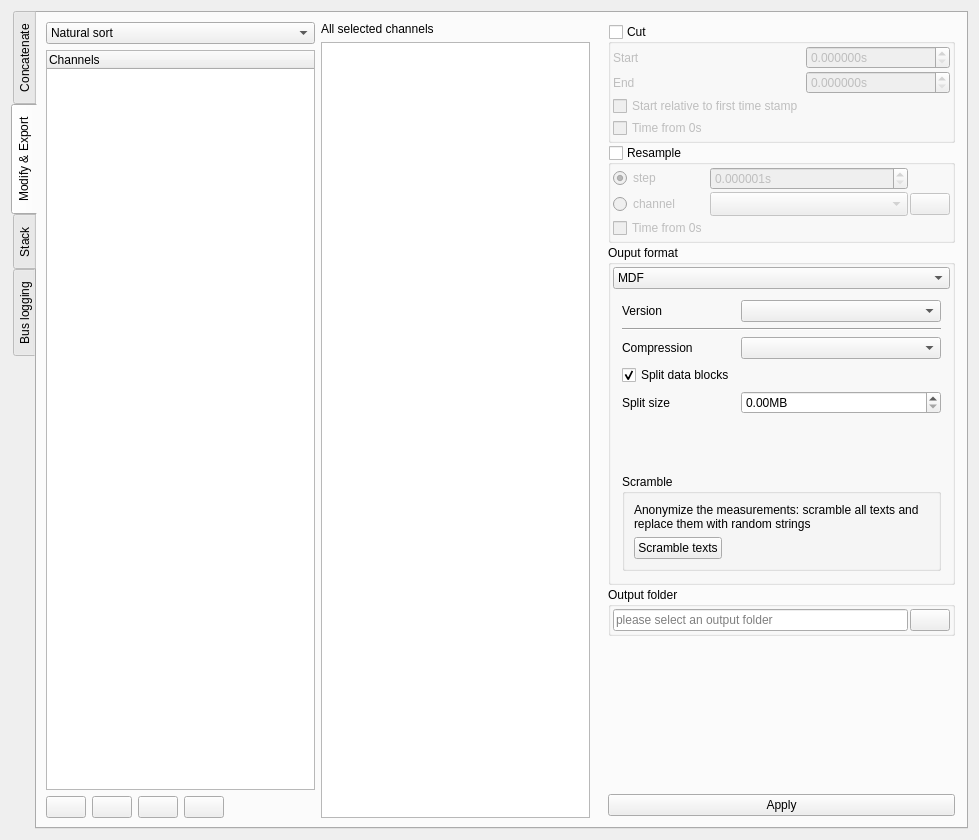
Old version of the form asammdf/gui/ui/batch_widget.ui in the repository danielhrisca/asammdf.
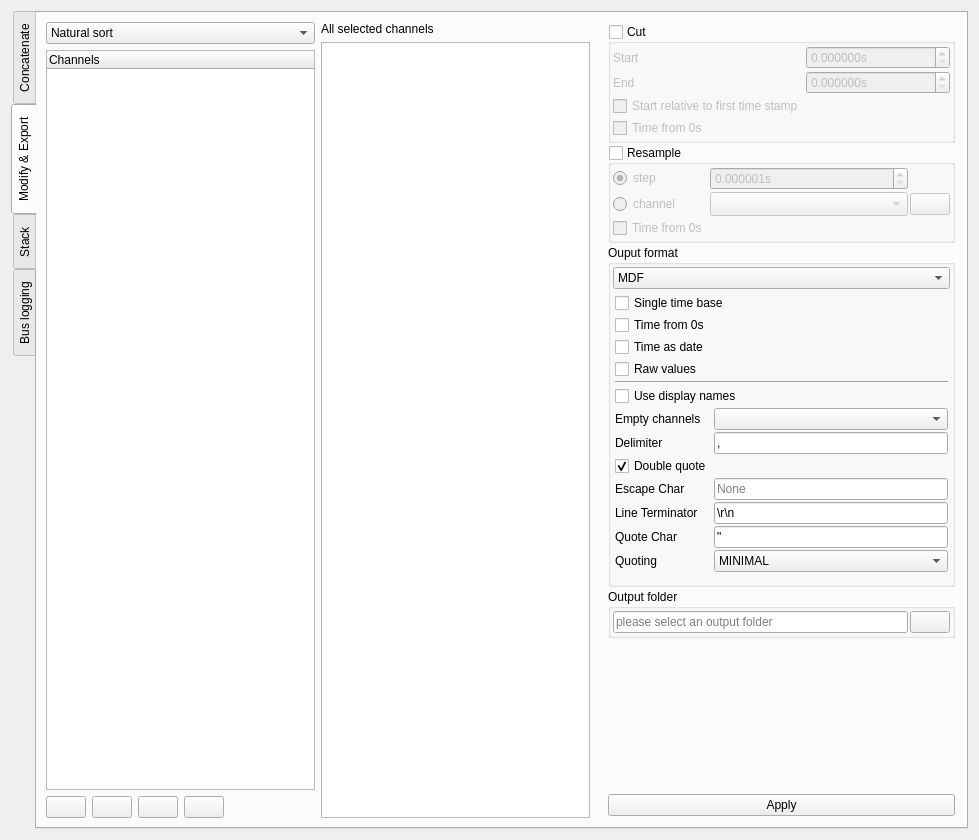
New version of the form. The open tabs and pages were chosen to show the change. Icons and pictures are not drawn. Custom widgets are drawn as their Qt base class.

What changed in the file:
```diff
--- a/asammdf/gui/ui/batch_widget.ui
+++ b/asammdf/gui/ui/batch_widget.ui
@@ -871,6 +871,192 @@
                  </item>
                 </layout>
                </widget>
+               <widget class="QWidget" name="CSV">
+                <layout class="QGridLayout" name="gridLayout_2">
+                 <property name="leftMargin">
+                  <number>2</number>
+                 </property>
+                 <property name="topMargin">
+                  <number>2</number>
+                 </property>
+                 <property name="rightMargin">
+                  <number>2</number>
+                 </property>
+                 <property name="bottomMargin">
+                  <number>2</number>
+                 </property>
+                 <property name="spacing">
+                  <number>2</number>
+                 </property>
+                 <item row="0" column="0" colspan="2">
+                  <widget class="QCheckBox" name="single_time_base_csv">
+                   <property name="text">
+                    <string>Single time base</string>
+                   </property>
+                  </widget>
+                 </item>
+                 <item row="1" column="0" colspan="2">
+                  <widget class="QCheckBox" name="time_from_zero_csv">
+                   <property name="text">
+                    <string>Time from 0s</string>
+                   </property>
+                  </widget>
+                 </item>
+                 <item row="2" column="0" colspan="2">
+                  <widget class="QCheckBox" name="time_as_date_csv">
+                   <property name="text">
+                    <string>Time as date</string>
+                   </property>
+                  </widget>
+                 </item>
+                 <item row="3" column="0" colspan="2">
+                  <widget class="QCheckBox" name="raw_csv">
+                   <property name="text">
+                    <string>Raw values</string>
+                   </property>
+                  </widget>
+                 </item>
+                 <item row="4" column="0" colspan="2">
+                  <widget class="Line" name="line_34">
+                   <property name="orientation">
+                    <enum>Qt::Horizontal</enum>
+                   </property>
+                  </widget>
+                 </item>
+                 <item row="5" column="0" colspan="2">
+                  <widget class="QCheckBox" name="use_display_names_csv">
+                   <property name="text">
+                    <string>Use display names</string>
+                   </property>
+                  </widget>
+                 </item>
+                 <item row="6" column="0">
+                  <widget class="QLabel" name="label_67">
+                   <property name="text">
+                    <string>Empty channels</string>
+                   </property>
+                  </widget>
+                 </item>
+                 <item row="6" column="1">
+                  <widget class="QComboBox" name="empty_channels_csv"/>
+                 </item>
+                 <item row="7" column="0">
+                  <widget class="QLabel" name="label_2">
+                   <property name="text">
+                    <string>Delimiter</string>
+                   </property>
+                  </widget>
+                 </item>
+                 <item row="7" column="1">
+                  <widget class="QLineEdit" name="delimiter">
+                   <property name="text">
+                    <string>,</string>
+                   </property>
+                   <property name="maxLength">
+                    <number>1</number>
+                   </property>
+                   <property name="clearButtonEnabled">
+                    <bool>false</bool>
+                   </property>
+                  </widget>
+                 </item>
+                 <item row="8" column="0">
+                  <widget class="QCheckBox" name="doublequote">
+                   <property name="text">
+                    <string>Double quote</string>
+                   </property>
+                   <property name="checked">
+                    <bool>true</bool>
+                   </property>
+                  </widget>
+                 </item>
+                 <item row="9" column="0">
+                  <widget class="QLabel" name="label_15">
+                   <property name="text">
+                    <string>Escape Char</string>
+                   </property>
+                  </widget>
+                 </item>
+                 <item row="9" column="1">
+                  <widget class="QLineEdit" name="escapechar">
+                   <property name="inputMask">
+                    <string/>
+                   </property>
+                   <property name="maxLength">
+                    <number>1</number>
+                   </property>
+                   <property name="placeholderText">
+                    <string>None</string>
+                   </property>
+                  </widget>
+                 </item>
+                 <item row="10" column="0">
+                  <widget class="QLabel" name="label_4">
+                   <property name="text">
+                    <string>Line Terminator</string>
+                   </property>
+                  </widget>
+                 </item>
+                 <item row="10" column="1">
+                  <widget class="QLineEdit" name="lineterminator">
+                   <property name="text">
+                    <string>\r\n</string>
+                   </property>
+                  </widget>
+                 </item>
+                 <item row="11" column="0">
+                  <widget class="QLabel" name="label_5">
+                   <property name="text">
+                    <string>Quote Char</string>
+                   </property>
+                  </widget>
+                 </item>
+                 <item row="11" column="1">
+                  <widget class="QLineEdit" name="quotechar">
+                   <property name="text">
+                    <string>&quot;</string>
+                   </property>
+                   <property name="maxLength">
+                    <number>1</number>
+                   </property>
+                  </widget>
+                 </item>
+                 <item row="12" column="0">
+                  <widget class="QLabel" name="label_6">
+                   <property name="text">
+                    <string>Quoting</string>
+                   </property>
+                  </widget>
+                 </item>
+                 <item row="12" column="1">
+                  <widget class="QComboBox" name="quoting">
+                   <property name="currentIndex">
+                    <number>1</number>
+                   </property>
+                   <item>
+                    <property name="text">
+                     <string>ALL</string>
+                    </property>
+                   </item>
+                   <item>
+                    <property name="text">
+                     <string>MINIMAL</string>
+                    </property>
+                   </item>
+                   <item>
+                    <property name="text">
+                     <string>NONNUMERIC</string>
+                    </property>
+                   </item>
+                   <item>
+                    <property name="text">
+                     <string>NONE</string>
+                    </property>
+                   </item>
+                  </widget>
+                 </item>
+                </layout>
+               </widget>
               </widget>
              </item>
             </layout>
```
Left out of the diff: 163 changed lines with no effect on the pictures.
